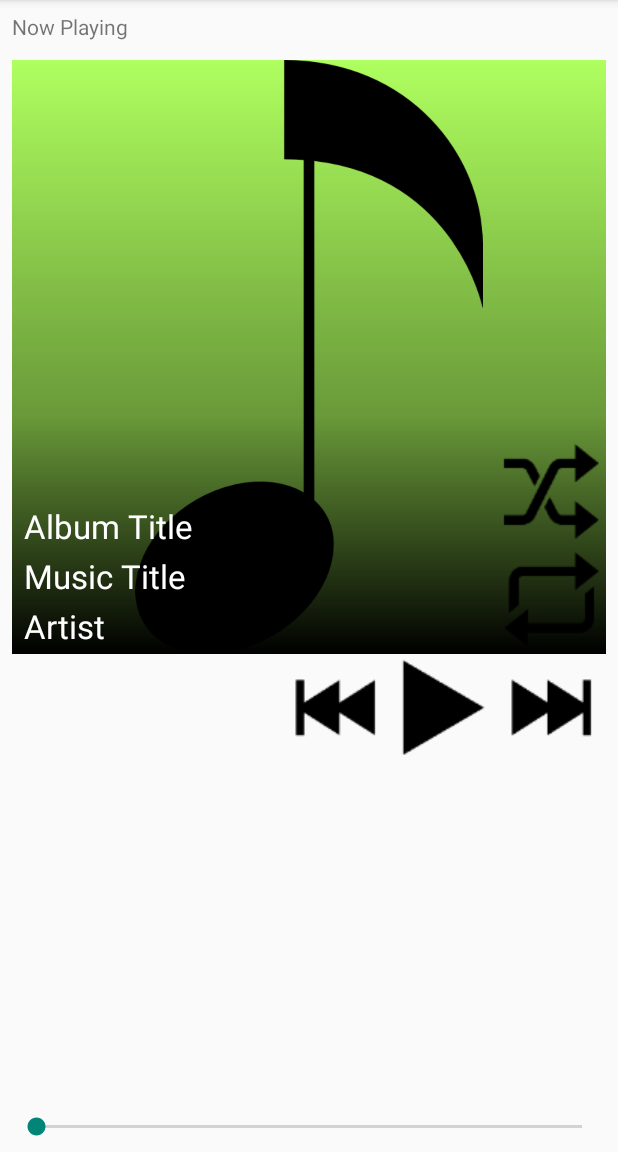
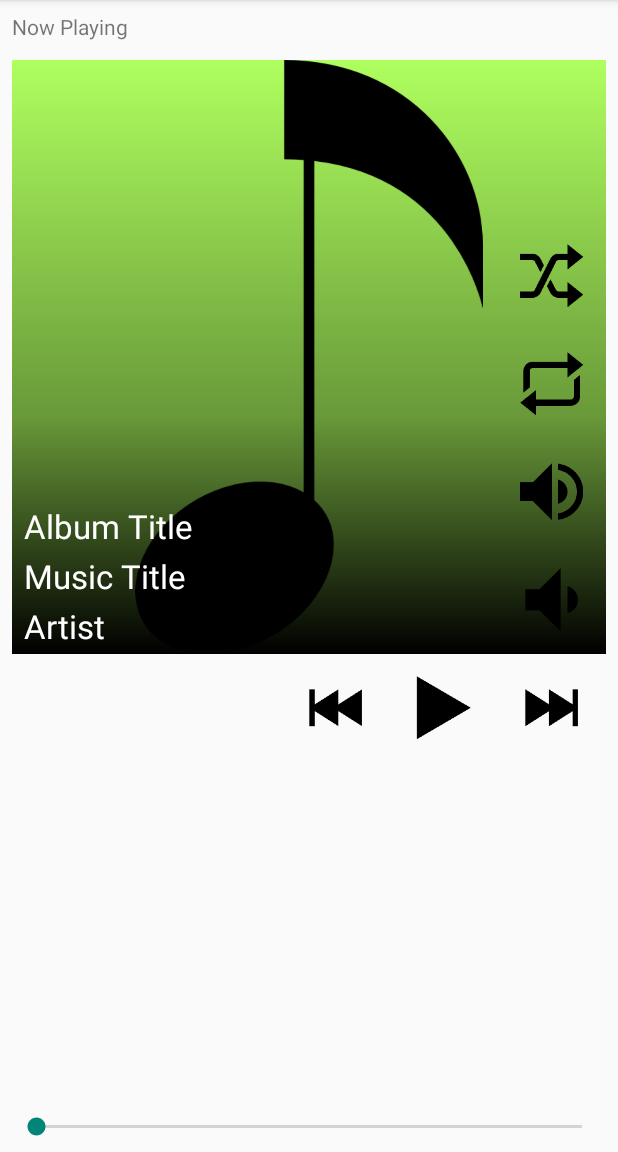
Before and after one commit to Avene/Livina, an Android app: the fragment Player placed in its activity, with the options menu open, on a phone screen of 412 x 824 dp, the part 84-1236 px from its top. Run offline under Robolectric (Android 15) with nearby library versions, the phone set to English and light mode, and no system bars; libraries missing offline, so code that uses them is left out: org.fourthline.cling; 2 statements that could not run were skipped.

Commit message:
add control buttons and song information to player view

```diff
--- a/app/src/main/res/layout/fragment_player.xml
+++ b/app/src/main/res/layout/fragment_player.xml
@@ -38,7 +38,7 @@
             android:layout_alignParentStart="true"
             android:layout_alignParentTop="true"
             android:src="@drawable/player_album_picture_dimmer"
-            />
+            android:contentDescription="Dimmer"/>
     </com.avene.avene.livina.widget.SquareFrameLayout>
 
     <LinearLayout
@@ -48,35 +48,38 @@
         android:layout_height="wrap_content"
         android:layout_below="@+id/album_picture_wrapper"
         android:layout_centerHorizontal="true"
-        android:gravity="center_horizontal|right|end"
+        android:gravity="center_horizontal|end"
         android:orientation="horizontal">
 
-        <Button
-            android:id="@+id/button"
+        <ImageButton
+            android:id="@+id/skip_to_start_Button"
+            android:contentDescription="Skip to start button"
             style="?android:attr/buttonBarButtonStyle"
             android:layout_width="@dimen/player_button_width"
             android:layout_height="@dimen/player_button_height"
             android:layout_gravity="center_vertical"
-            android:background="@drawable/ic_player_black_skip_to_start"
+            android:src="@drawable/ic_player_black_skip_to_start"
             android:padding="@dimen/player_button_padding"
             />
 
-        <Button
-            android:id="@+id/button2"
+        <ImageButton
+            android:id="@+id/play_Button"
+            android:contentDescription="Play button"
             style="?android:attr/buttonBarButtonStyle"
             android:layout_width="@dimen/player_button_width"
             android:layout_height="@dimen/player_button_height"
             android:layout_gravity="center_vertical"
-            android:background="@drawable/ic_player_black_play"
+            android:src="@drawable/ic_player_black_play"
             android:padding="@dimen/player_button_padding"/>
 
-        <Button
-            android:id="@+id/button3"
+        <ImageButton
+            android:id="@+id/end_Button"
+            android:contentDescription="End button"
             style="?android:attr/buttonBarButtonStyle"
             android:layout_width="@dimen/player_button_width"
             android:layout_height="@dimen/player_button_height"
             android:layout_gravity="center_vertical"
-            android:background="@drawable/ic_player_black_end"
+            android:src="@drawable/ic_player_black_end"
             android:padding="@dimen/player_button_padding"/>
     </LinearLayout>
 
@@ -91,22 +94,44 @@
         android:gravity="center"
         android:orientation="vertical">
 
-        <Button
-            android:id="@+id/button4"
+        <ImageButton
+            android:id="@+id/shuffle_Button"
+            android:contentDescription="Shuffle button"
             style="?android:attr/buttonBarButtonStyle"
             android:layout_width="@dimen/player_button_width"
             android:layout_height="@dimen/player_button_height"
             android:layout_gravity="center_vertical"
-            android:background="@drawable/ic_player_black_shuffle"
+            android:src="@drawable/ic_player_black_shuffle"
             android:padding="@dimen/player_button_padding"/>
 
-        <Button
-            android:id="@+id/button5"
+        <ImageButton
+            android:id="@+id/repeat_Button"
+            android:contentDescription="Repeat button"
             style="?android:attr/buttonBarButtonStyle"
             android:layout_width="@dimen/player_button_width"
             android:layout_height="@dimen/player_button_height"
             android:layout_gravity="center_vertical"
-            android:background="@drawable/ic_player_black_repeat"
+            android:src="@drawable/ic_player_black_repeat"
+            android:padding="@dimen/player_button_padding"/>
+
+        <ImageButton
+            android:id="@+id/vol_up_Button"
+            android:contentDescription="Vol. up button"
+            style="?android:attr/buttonBarButtonStyle"
+            android:layout_width="@dimen/player_button_width"
+            android:layout_height="@dimen/player_button_height"
+            android:layout_gravity="center_vertical"
+            android:src="@drawable/ic_player_black_vol_up"
+            android:padding="@dimen/player_button_padding"/>
+
+        <ImageButton
+            android:id="@+id/vol_down_Button"
+            android:contentDescription="Vol. down button"
+            style="?android:attr/buttonBarButtonStyle"
+            android:layout_width="@dimen/player_button_width"
+            android:layout_height="@dimen/player_button_height"
+            android:layout_gravity="center_vertical"
+            android:src="@drawable/ic_player_black_vol_down"
             android:padding="@dimen/player_button_padding"/>
     </LinearLayout>
 
@@ -159,5 +184,4 @@
         android:textAppearance="?android:attr/textAppearanceLarge"
         android:textColor="#ffffff"/>
 
-
 </RelativeLayout>
```
